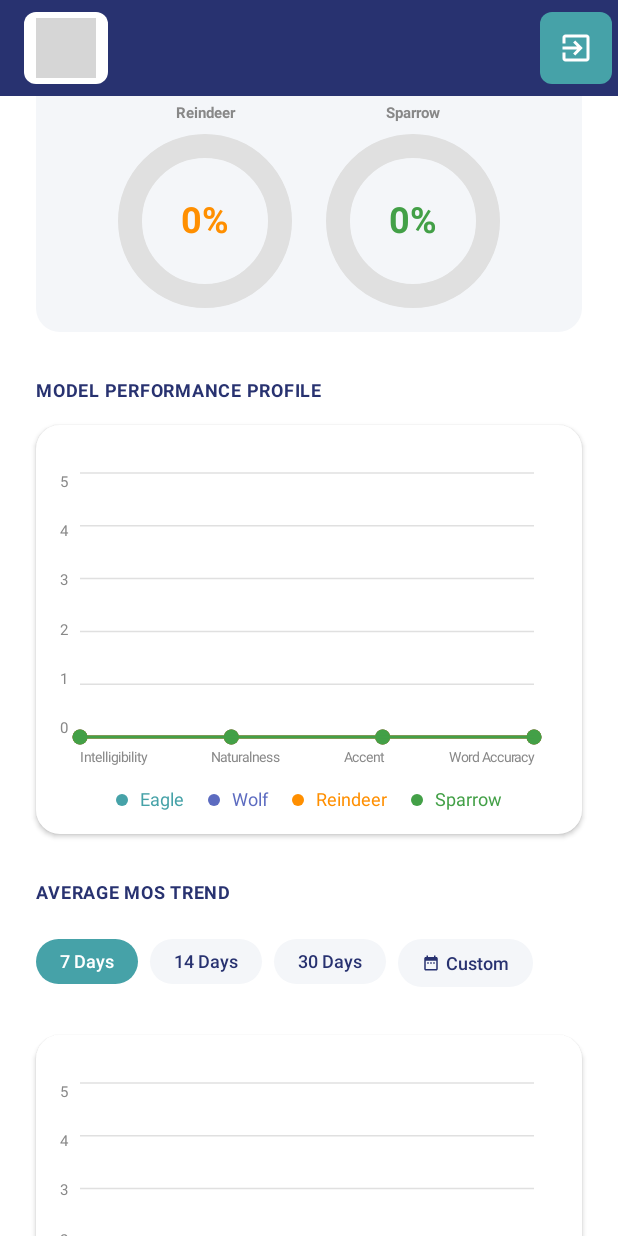
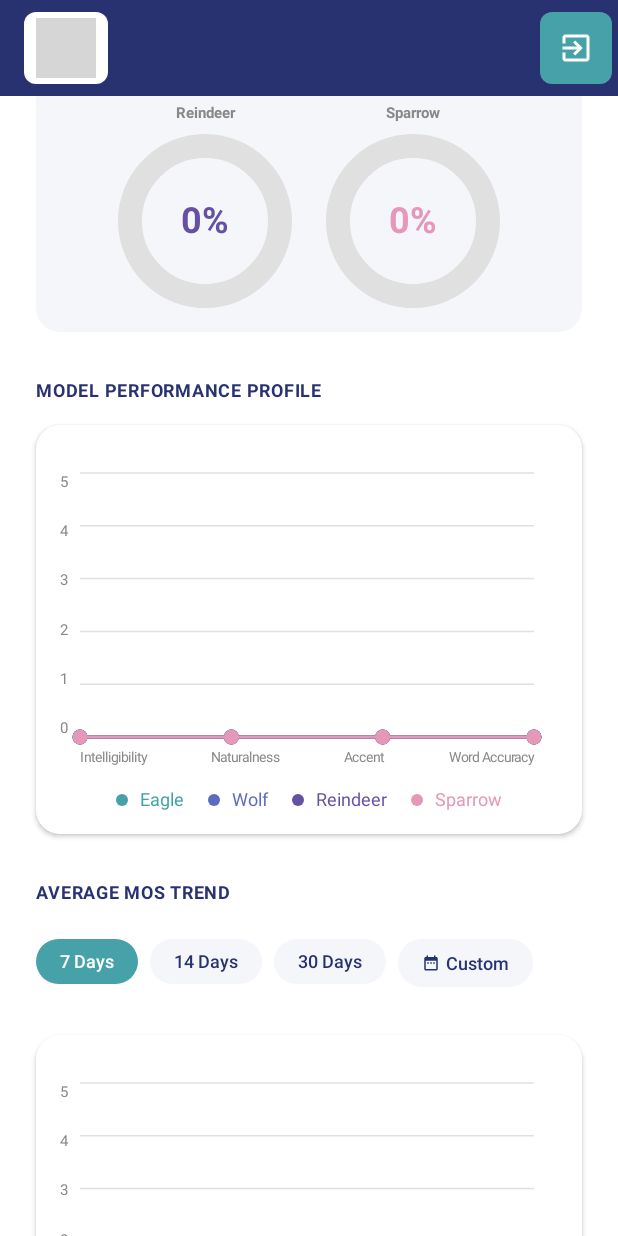
Before and after one commit to Irina25P/EchoRO, an Android app built with Jetpack Compose: the AdminDashboardScreen screen opened through its navigation route, scrolled down 1596 dp, on a phone screen of 412 x 824 dp. Run offline under Robolectric (Android 15) with nearby library versions, the light colour scheme and no system bars; network calls fail; grey boxes are pictures that could not be loaded.

Commit message:
change colors in admin page

```diff
--- a/EchoRO/app/src/main/java/com/example/echoro/ui/screens/admin/ABRankingsCharts.kt
+++ b/EchoRO/app/src/main/java/com/example/echoro/ui/screens/admin/ABRankingsCharts.kt
@@ -33,20 +33,26 @@ import com.example.echoro.R
 import com.example.echoro.network.MeasureRankingData
 import com.example.echoro.network.ModelRanking
 import com.example.echoro.ui.theme.BackgroundGray
+import com.example.echoro.ui.theme.MiniChartColor
 import com.example.echoro.ui.theme.NavyBlue
+import com.example.echoro.ui.theme.PinkAccent
+import com.example.echoro.ui.theme.ReindeerChartColor
+import com.example.echoro.ui.theme.SparrowChartColor
 import com.example.echoro.ui.theme.Teal
 
 private val AB_MODELS_ORDER = listOf("Eagle", "Reindeer", "Sparrow", "Wolf")
 
-private val MODEL_COLORS = listOf(
-    Color(0xFF00BCD4), // Eagle  – teal
-    Color(0xFF5C6BC0), // Reindeer – indigo
-    Color(0xFF66BB6A), // Sparrow – green
-    Color(0xFFFF7043)  // Wolf   – deep-orange
+private val MODEL_COLORS_BY_NAME = mapOf(
+    "Eagle" to Teal,
+    "Wolf" to MiniChartColor,
+    "Reindeer" to ReindeerChartColor,
+    "Sparrow" to SparrowChartColor
 )
 
+private val MODEL_COLORS = AB_MODELS_ORDER.map { MODEL_COLORS_BY_NAME.getValue(it) }
+
 private fun modelColor(model: String): Color =
-    MODEL_COLORS.getOrElse(AB_MODELS_ORDER.indexOf(model)) { Teal }
+    MODEL_COLORS_BY_NAME[model] ?: Teal
 
 // ---------------------------------------------------------------------------
 // Top-level: all 4 measures in one collapsible card
@@ -216,8 +222,8 @@ fun WinRateMatrix(
 fun WinRateCell(rate: Float, isSignificant: Boolean, modifier: Modifier = Modifier) {
     val fraction = (rate / 100f).coerceIn(0f, 1f)
     val bgColor = lerp(
-        start = Color(0xFFEF5350).copy(alpha = 0.6f),  // red for low win-rate
-        stop = Color(0xFF26A69A).copy(alpha = 0.8f),   // teal for high win-rate
+        start = PinkAccent.copy(alpha = 0.7f),  // app pink for low win-rate
+        stop = Teal.copy(alpha = 0.85f),        // app teal for high win-rate
         fraction = fraction
     )
     val nsColor = if (!isSignificant) Color.White.copy(alpha = 0.6f) else Color.Transparent
--- a/EchoRO/app/src/main/java/com/example/echoro/ui/theme/Color.kt
+++ b/EchoRO/app/src/main/java/com/example/echoro/ui/theme/Color.kt
@@ -20,5 +20,5 @@ val TextGray = Color(0xFF666666)
 val AcademicCardInnerBg = Color(0xFF3B468A)
 val MiniChartColor = Color(0xFF5C6BC0)
 val GridLineColor = Color(0xFFE0E0E0)
-val ReindeerChartColor = Color(0xFFFF8F00)
-val SparrowChartColor = Color(0xFF43A047)
+val ReindeerChartColor = Purple40
+val SparrowChartColor = PinkAccent
```
